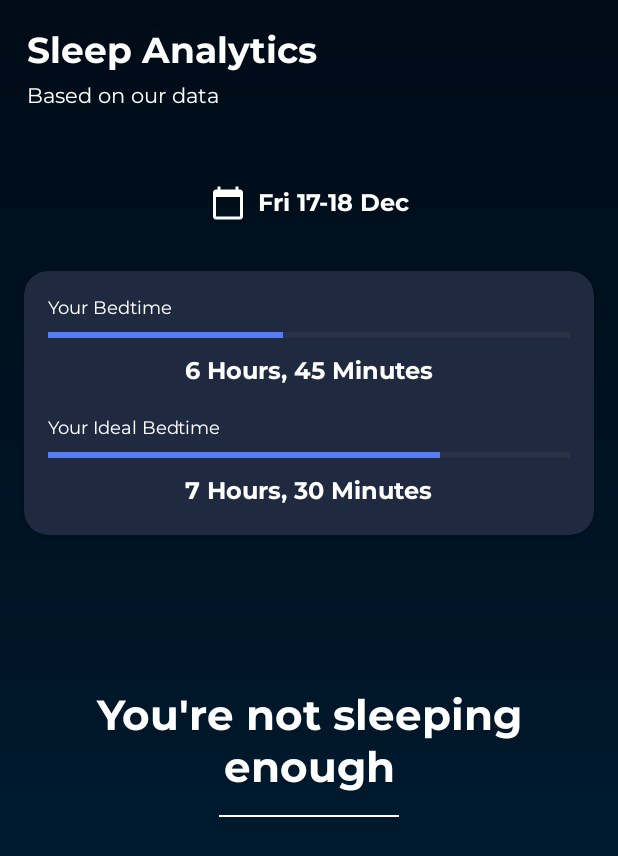
After one commit to Turuku-Bangkit-Capstone-Project/Mobile-Development, an Android app: the StaticsActivity screen opened directly, with no data from a screen before it, on a phone screen of 412 x 824 dp. The commit adds this screen. Shown: the top 856 px of the screen. Run offline under Robolectric (Android 15) with nearby library versions, the phone set to English and light mode, and no system bars.

Commit message:
Adding New activity - StaticsActivity
editing Activity
- activity_home.xml

```diff
--- a/app/src/main/AndroidManifest.xml
+++ b/app/src/main/AndroidManifest.xml
@@ -15,6 +15,9 @@
         android:supportsRtl="true"
         android:theme="@style/Theme.Turuku"
         tools:targetApi="31">
+        <activity
+            android:name=".StaticsActivity"
+            android:exported="false" />
         <activity
             android:name=".ProfileActivity"
             android:exported="false" />
--- /dev/null
+++ b/app/src/main/java/com/muhhlmy/turuku/StaticsActivity.kt
@@ -0,0 +1,13 @@
+package com.muhhlmy.turuku
+
+import android.os.Bundle
+import androidx.appcompat.app.AppCompatActivity
+
+
+class StaticsActivity : AppCompatActivity() {
+    override fun onCreate(savedInstanceState: Bundle?) {
+        super.onCreate(savedInstanceState)
+        setContentView(R.layout.activity_statics)
+
+    }
+}
--- /dev/null
+++ b/app/src/main/res/drawable/ic_calender.xml
@@ -0,0 +1,5 @@
+<vector xmlns:android="http://schemas.android.com/apk/res/android" android:height="24dp" android:tint="#FFFFFF" android:viewportHeight="24" android:viewportWidth="24" android:width="24dp">
+
+    <path android:fillColor="@android:color/white" android:pathData="M20,3h-1L19,1h-2v2L7,3L7,1L5,1v2L4,3c-1.1,0 -2,0.9 -2,2v16c0,1.1 0.9,2 2,2h16c1.1,0 2,-0.9 2,-2L22,5c0,-1.1 -0.9,-2 -2,-2zM20,21L4,21L4,8h16v13z"/>
+
+</vector>
--- /dev/null
+++ b/app/src/main/res/layout/activity_statics.xml
@@ -0,0 +1,174 @@
+<?xml version="1.0" encoding="utf-8"?>
+<androidx.constraintlayout.widget.ConstraintLayout
+    xmlns:android="http://schemas.android.com/apk/res/android"
+    xmlns:app="http://schemas.android.com/apk/res-auto"
+    xmlns:tools="http://schemas.android.com/tools"
+    android:layout_width="match_parent"
+    android:layout_height="match_parent"
+    android:background="@drawable/background_gradient"
+    tools:context=".StaticsActivity">
+
+    <!-- Title -->
+    <TextView
+        android:id="@+id/tvTitle"
+        android:layout_width="wrap_content"
+        android:layout_height="wrap_content"
+        android:layout_marginStart="16dp"
+        android:layout_marginTop="16dp"
+        android:fontFamily="@font/montserrat_bold"
+        android:text="Sleep Analytics"
+        android:textColor="@color/white"
+        android:textSize="24sp"
+        app:layout_constraintEnd_toEndOf="parent"
+        app:layout_constraintHorizontal_bias="0.009"
+        app:layout_constraintStart_toStartOf="parent"
+        app:layout_constraintTop_toTopOf="parent" />
+
+    <!-- Subtitle -->
+    <TextView
+        android:id="@+id/tvSubtitle"
+        android:layout_width="wrap_content"
+        android:layout_height="wrap_content"
+        android:layout_marginStart="16dp"
+        android:fontFamily="@font/montserrat_reguler"
+        android:text="Based on our data"
+        android:textColor="@color/white"
+        android:textSize="14sp"
+        app:layout_constraintEnd_toEndOf="parent"
+        app:layout_constraintHorizontal_bias="0.007"
+        app:layout_constraintStart_toStartOf="parent"
+        app:layout_constraintTop_toBottomOf="@id/tvTitle" />
+
+    <!-- Date -->
+    <LinearLayout
+        android:id="@+id/dateContainer"
+        android:layout_width="wrap_content"
+        android:layout_height="wrap_content"
+        android:orientation="horizontal"
+        android:padding="16dp"
+        app:layout_constraintTop_toBottomOf="@id/tvSubtitle"
+        app:layout_constraintStart_toStartOf="parent"
+        app:layout_constraintEnd_toEndOf="parent"
+        android:layout_marginTop="32dp">
+
+        <ImageView
+            android:layout_width="24dp"
+            android:layout_height="24dp"
+            android:src="@drawable/ic_calender"
+            android:contentDescription="Calendar Icon" />
+
+        <TextView
+            android:layout_width="wrap_content"
+            android:layout_height="wrap_content"
+            android:layout_marginStart="8dp"
+            android:text="Fri 17-18 Dec"
+            android:textColor="@color/white"
+            android:textSize="16sp"
+            android:fontFamily="@font/montserrat_bold" />
+    </LinearLayout>
+
+    <!-- Analytics Card -->
+    <androidx.cardview.widget.CardView
+        android:id="@+id/analyticsCard"
+        android:layout_width="0dp"
+        android:layout_height="wrap_content"
+        android:layout_margin="16dp"
+        app:cardBackgroundColor="@color/dark_blue_verylow"
+        app:cardCornerRadius="16dp"
+        app:layout_constraintTop_toBottomOf="@id/dateContainer"
+        app:layout_constraintStart_toStartOf="parent"
+        app:layout_constraintEnd_toEndOf="parent">
+
+        <LinearLayout
+            android:layout_width="match_parent"
+            android:layout_height="wrap_content"
+            android:orientation="vertical"
+            android:padding="16dp">
+
+            <!-- Your Bedtime -->
+            <TextView
+                android:layout_width="wrap_content"
+                android:layout_height="wrap_content"
+                android:text="Your Bedtime"
+                android:textColor="@color/white"
+                android:textSize="12sp"
+                android:fontFamily="@font/montserrat_reguler" />
+
+            <ProgressBar
+                android:id="@+id/bedtimeProgress"
+                style="@android:style/Widget.DeviceDefault.Light.ProgressBar.Horizontal"
+                android:layout_width="match_parent"
+                android:layout_height="8dp"
+                android:layout_marginTop="4dp"
+                android:progress="45"
+                android:progressTint="#567DF4" />
+
+            <TextView
+                android:layout_width="wrap_content"
+                android:layout_height="wrap_content"
+                android:layout_marginTop="8dp"
+                android:text="6 Hours, 45 Minutes"
+                android:textColor="@color/white"
+                android:textSize="16sp"
+                android:fontFamily="@font/montserrat_bold"
+                android:layout_gravity="center_horizontal"/>
+
+            <!-- Your Ideal Bedtime -->
+            <TextView
+                android:layout_width="wrap_content"
+                android:layout_height="wrap_content"
+                android:layout_marginTop="16dp"
+                android:text="Your Ideal Bedtime"
+                android:textColor="@color/white"
+                android:textSize="12sp"
+                android:fontFamily="@font/montserrat_reguler" />
+
+            <ProgressBar
+                android:id="@+id/idealBedtimeProgress"
+                style="@android:style/Widget.DeviceDefault.Light.ProgressBar.Horizontal"
+                android:layout_width="match_parent"
+                android:layout_height="8dp"
+                android:layout_marginTop="4dp"
+                android:progress="75"
+                android:progressTint="#567DF4"/>
+
+            <TextView
+                android:layout_width="wrap_content"
+                android:layout_height="wrap_content"
+                android:layout_marginTop="8dp"
+                android:text="7 Hours, 30 Minutes"
+                android:textColor="@color/white"
+                android:textSize="16sp"
+                android:fontFamily="@font/montserrat_bold"
+                android:layout_gravity="center_horizontal"/>
+
+        </LinearLayout>
+    </androidx.cardview.widget.CardView>
+
+    <!-- Bottom Message -->
+    <TextView
+        android:id="@+id/tvBottomMessage"
+        android:layout_width="match_parent"
+        android:layout_height="wrap_content"
+        android:layout_marginLeft="50dp"
+        android:layout_marginTop="100dp"
+        android:layout_marginRight="50dp"
+        android:fontFamily="@font/montserrat_bold"
+        android:text="You're not sleeping enough"
+        android:textAlignment="center"
+        android:textColor="@color/white"
+        android:textSize="28sp"
+        app:layout_constraintEnd_toEndOf="parent"
+        app:layout_constraintStart_toStartOf="parent"
+        app:layout_constraintTop_toBottomOf="@id/analyticsCard" />
+
+    <View
+        android:layout_width="120dp"
+        android:layout_height="1dp"
+        android:layout_marginTop="8dp"
+        android:background="@color/white"
+        app:layout_constraintTop_toBottomOf="@id/tvBottomMessage"
+        app:layout_constraintStart_toStartOf="parent"
+        app:layout_constraintEnd_toEndOf="parent" />
+
+</androidx.constraintlayout.widget.ConstraintLayout>
```
Also changed, not shown: app/src/main/res/layout/activity_home.xml (+74 -38 lines).
